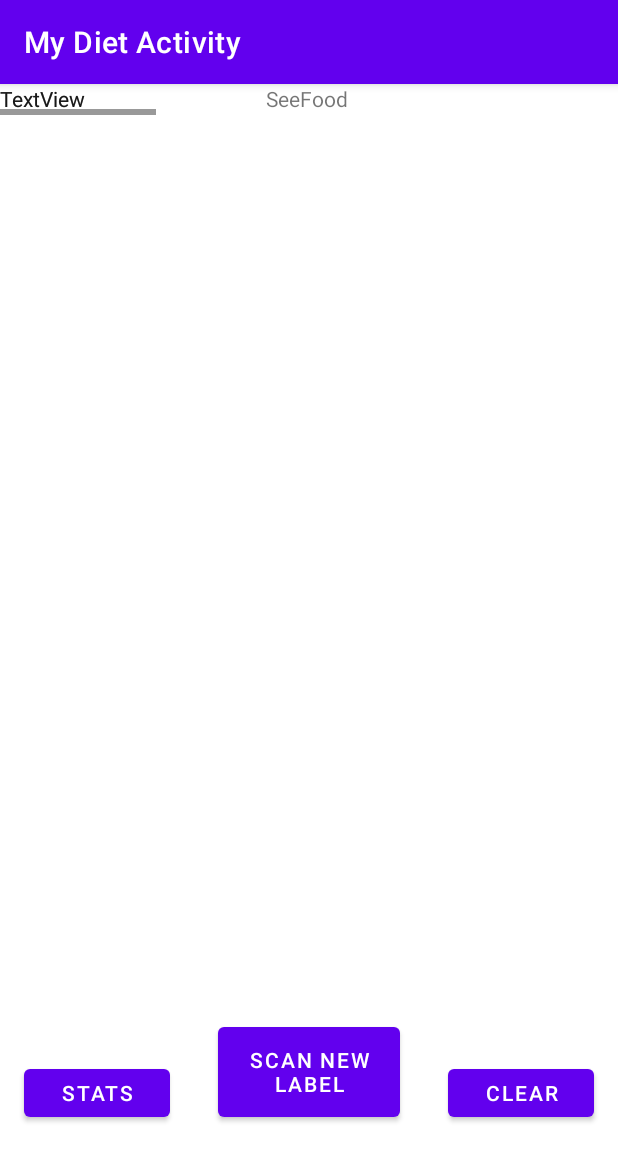
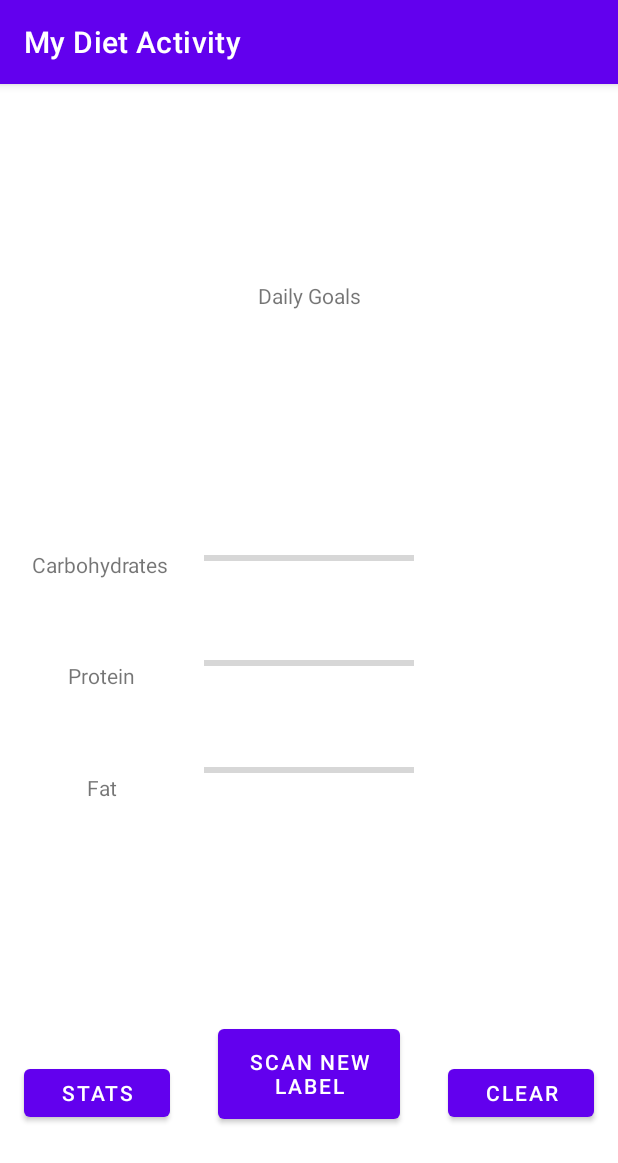
Before and after one commit to agolikov28/SeeFood, an Android app: the MyDietActivity screen opened directly, with no data from a screen before it, on a phone screen of 412 x 824 dp. Shown: the top 1163 px of the screen. Run offline under Robolectric (Android 15) with nearby library versions, the phone set to English and light mode, and no system bars.

Commit message:
do you see my bars now arina

```diff
--- a/SeeFoodApp/app/src/main/java/com/example/seefoodapp/MyDietActivity.kt
+++ b/SeeFoodApp/app/src/main/java/com/example/seefoodapp/MyDietActivity.kt
@@ -2,16 +2,84 @@ package com.example.seefoodapp
 
 import android.os.Bundle
 import android.widget.Button
+import android.widget.ProgressBar
 import androidx.appcompat.app.AppCompatActivity
 
 class MyDietActivity : AppCompatActivity() {
 
-    private lateinit var scanLabelCamera: Button
-    private lateinit var scanLabelImage: Button
-    private lateinit var clearDiet: Button
+    private lateinit var scanButton: Button
+    private lateinit var statsButton: Button
+    private lateinit var clearDietButton: Button
+    private lateinit var carbBar: ProgressBar
+    private lateinit var proteinBar: ProgressBar
+    private lateinit var fatBar: ProgressBar
+    private var targetCarbs = 80
+    private var targetProtein = 35
+    private var targetFat = 15
+    private var targetCalories = 1600
+    private var currCarbs = 0
+    private var currProtein = 0
+    private var currFat = 0
+    private var currCalories = 0
+
 
     override fun onCreate(savedInstanceState: Bundle?) {
         super.onCreate(savedInstanceState)
         setContentView(R.layout.my_diet_activity)
+        scanButton = findViewById(R.id.newLabelBtn)
+        clearDietButton = findViewById(R.id.clearDietBtn)
+        statsButton = findViewById(R.id.statsBtn)
+        carbBar = findViewById(R.id.macro1Bar)
+        proteinBar = findViewById(R.id.macro2Bar)
+        fatBar = findViewById(R.id.macro3Bar)
+
+        scanButton.setOnClickListener(){
+            scanLabel()
+            updateBars()
+        }
+
+        clearDietButton.setOnClickListener(){
+            clearDiet()
+        }
+
+        statsButton.setOnClickListener(){
+            pullUpStats()
+        }
+
+        updateBars()
+    }
+
+
+    fun scanLabel(){
+        var gCarb = 35
+        var gProtein = 8
+        var gFat = 3
+
+        currCarbs += gCarb
+        currProtein += gProtein
+        currFat += gFat
+
+    }
+
+    fun clearDiet(){
+        currCarbs = 0
+        currProtein = 0
+        currFat = 0
+        updateBars()
+    }
+
+    fun pullUpStats(){
+
+    }
+
+    fun updateBars(){
+        carbBar.max = targetCarbs
+        proteinBar.max = targetFat
+        fatBar.max = targetFat
+
+        carbBar.setProgress(currCarbs, true)
+        proteinBar.setProgress(currProtein, true)
+        fatBar.setProgress(currFat, true)
+
     }
 }
--- a/SeeFoodApp/app/src/main/res/layout/activity_main.xml
+++ b/SeeFoodApp/app/src/main/res/layout/activity_main.xml
@@ -13,7 +13,6 @@
         android:text="My Diet"
         app:layout_constraintBottom_toBottomOf="parent"
         app:layout_constraintEnd_toEndOf="parent"
-        app:layout_constraintHorizontal_bias="0.497"
         app:layout_constraintStart_toStartOf="parent"
         app:layout_constraintTop_toTopOf="parent" />
 
@@ -24,10 +23,9 @@
         android:text="Create a New Diet"
         app:layout_constraintBottom_toBottomOf="parent"
         app:layout_constraintEnd_toEndOf="parent"
-        app:layout_constraintHorizontal_bias="0.497"
         app:layout_constraintStart_toStartOf="parent"
-        app:layout_constraintTop_toTopOf="parent"
-        app:layout_constraintVertical_bias="0.713" />
+        app:layout_constraintTop_toTopOf="@id/currDietBtn"
+        app:layout_constraintTop_toBottomOf="@id/currDietBtn" />
 
     <TextView
         android:id="@+id/titleText"
@@ -35,7 +33,7 @@
         android:layout_height="21dp"
         android:text="SeeFood"
         app:layout_constraintEnd_toEndOf="parent"
-        app:layout_constraintHorizontal_bias="0.498"
         app:layout_constraintStart_toStartOf="parent"
-        tools:layout_editor_absoluteY="171dp" />
+        tools:layout_editor_absoluteY="171dp"
+        tools:ignore="MissingConstraints" />
 </androidx.constraintlayout.widget.ConstraintLayout>
--- a/SeeFoodApp/app/src/main/res/layout/my_diet_activity.xml
+++ b/SeeFoodApp/app/src/main/res/layout/my_diet_activity.xml
@@ -10,12 +10,13 @@
         android:id="@+id/newLabelBtn"
         android:layout_width="121dp"
         android:layout_height="72dp"
+        android:layout_marginBottom="69dp"
         android:text="Scan New Label"
         app:layout_constraintBottom_toBottomOf="parent"
-        app:layout_constraintEnd_toEndOf="parent"
-        app:layout_constraintStart_toStartOf="parent"
-        app:layout_constraintTop_toTopOf="parent"
-        app:layout_constraintVertical_bias="0.895" />
+        app:layout_constraintEnd_toStartOf="@+id/clearDietBtn"
+        app:layout_constraintStart_toEndOf="@+id/statsBtn"
+        app:layout_constraintTop_toBottomOf="@+id/macro1Bar"
+        app:layout_constraintVertical_bias="0.988" />
 
     <Button
         android:id="@+id/clearDietBtn"
@@ -43,61 +44,94 @@
 
 
     <TextView
-        android:id="@+id/macro1Text"
+        android:id="@+id/titleText"
         android:layout_width="wrap_content"
         android:layout_height="wrap_content"
-        android:text="TextView"
-        tools:layout_editor_absoluteX="81dp"
-        tools:layout_editor_absoluteY="285dp" />
-
-    <TextView
-        android:id="@+id/titleText"
-        android:layout_width="58dp"
-        android:layout_height="21dp"
-        android:text="SeeFood"
+        android:text="Daily Goals"
+        app:layout_constraintBottom_toTopOf="@+id/macro2Bar"
         app:layout_constraintEnd_toEndOf="parent"
         app:layout_constraintHorizontal_bias="0.501"
         app:layout_constraintStart_toStartOf="parent"
-        tools:layout_editor_absoluteY="165dp" />
+        app:layout_constraintTop_toTopOf="parent" />
 
     <ProgressBar
         android:id="@+id/macro1Bar"
         style="?android:attr/progressBarStyleHorizontal"
-        android:layout_width="104dp"
-        android:layout_height="37dp"
-        tools:layout_editor_absoluteX="194dp"
-        tools:layout_editor_absoluteY="281dp" />
+        android:layout_width="140dp"
+        android:layout_height="70dp"
+        android:gravity="center"
+        app:layout_constraintBottom_toTopOf="@+id/macro3Bar"
+        app:layout_constraintEnd_toEndOf="parent"
+        app:layout_constraintHorizontal_bias="0.501"
+        app:layout_constraintLeft_toLeftOf="parent"
+        app:layout_constraintRight_toRightOf="parent"
+        app:layout_constraintStart_toStartOf="parent"
+        app:layout_constraintTop_toTopOf="parent"
+        app:layout_constraintVertical_bias="0.996" />
+
+    <ProgressBar
+        android:id="@+id/macro2Bar"
+        style="?android:attr/progressBarStyleHorizontal"
+        android:layout_width="140dp"
+        android:layout_height="70dp"
+
+        app:layout_constraintBottom_toTopOf="@+id/macro1Bar"
+        app:layout_constraintEnd_toEndOf="parent"
+        app:layout_constraintHorizontal_bias="0.501"
+        app:layout_constraintLeft_toLeftOf="parent"
+        app:layout_constraintRight_toRightOf="parent"
+        app:layout_constraintStart_toStartOf="parent"
+        app:layout_constraintTop_toTopOf="parent"
+        app:layout_constraintVertical_bias="1.0" />
 
     <ProgressBar
         android:id="@+id/macro3Bar"
         style="?android:attr/progressBarStyleHorizontal"
-        android:layout_width="104dp"
-        android:layout_height="37dp"
-        tools:layout_editor_absoluteX="194dp"
-        tools:layout_editor_absoluteY="379dp" />
+        android:layout_width="140dp"
+        android:layout_height="70dp"
+        app:layout_constraintBottom_toBottomOf="parent"
+        app:layout_constraintEnd_toEndOf="parent"
+        app:layout_constraintHorizontal_bias="0.501"
+        app:layout_constraintLeft_toLeftOf="parent"
+        app:layout_constraintRight_toRightOf="parent"
+        app:layout_constraintStart_toStartOf="parent"
+        app:layout_constraintTop_toTopOf="parent"
+        app:layout_constraintVertical_bias="0.606" />
 
-    <ProgressBar
-        android:id="@+id/macro2Bar"
-        style="?android:attr/progressBarStyleHorizontal"
-        android:layout_width="104dp"
-        android:layout_height="37dp"
-        tools:layout_editor_absoluteX="194dp"
-        tools:layout_editor_absoluteY="330dp" />
+
+    <TextView
+        android:id="@+id/macro1Text"
+        android:layout_width="wrap_content"
+        android:layout_height="wrap_content"
+        android:text="Carbohydrates"
+        app:layout_constraintBottom_toTopOf="@+id/macro2Text"
+        app:layout_constraintEnd_toStartOf="@+id/macro2Bar"
+        app:layout_constraintHorizontal_bias="0.477"
+        app:layout_constraintStart_toStartOf="parent"
+        app:layout_constraintTop_toTopOf="parent"
+        app:layout_constraintVertical_bias="0.851" />
+
+    <TextView
+        android:id="@+id/macro2Text"
+        android:layout_width="wrap_content"
+        android:layout_height="wrap_content"
+        android:text="Protein"
+        app:layout_constraintBottom_toTopOf="@+id/macro3Text"
+        app:layout_constraintEnd_toStartOf="@+id/macro1Bar"
+        app:layout_constraintHorizontal_bias="0.494"
+        app:layout_constraintStart_toStartOf="parent"
+        app:layout_constraintTop_toTopOf="parent"
+        app:layout_constraintVertical_bias="0.874" />
 
     <TextView
         android:id="@+id/macro3Text"
         android:layout_width="wrap_content"
         android:layout_height="wrap_content"
-        android:text="TextView"
-        tools:layout_editor_absoluteX="81dp"
-        tools:layout_editor_absoluteY="388dp" />
+        android:layout_marginBottom="172dp"
+        android:text="Fat"
+        app:layout_constraintBottom_toTopOf="@+id/statsBtn"
+        app:layout_constraintEnd_toStartOf="@+id/macro3Bar"
+        app:layout_constraintStart_toStartOf="parent" />
 
-    <TextView
-        android:id="@+id/macro2Text"
-        android:layout_width="wrap_content"
-        android:layout_height="wrap_content"
-        android:text="TextView"
-        tools:layout_editor_absoluteX="81dp"
-        tools:layout_editor_absoluteY="339dp" />
 
 </androidx.constraintlayout.widget.ConstraintLayout>
```
Also changed, not shown: 1 other file.
